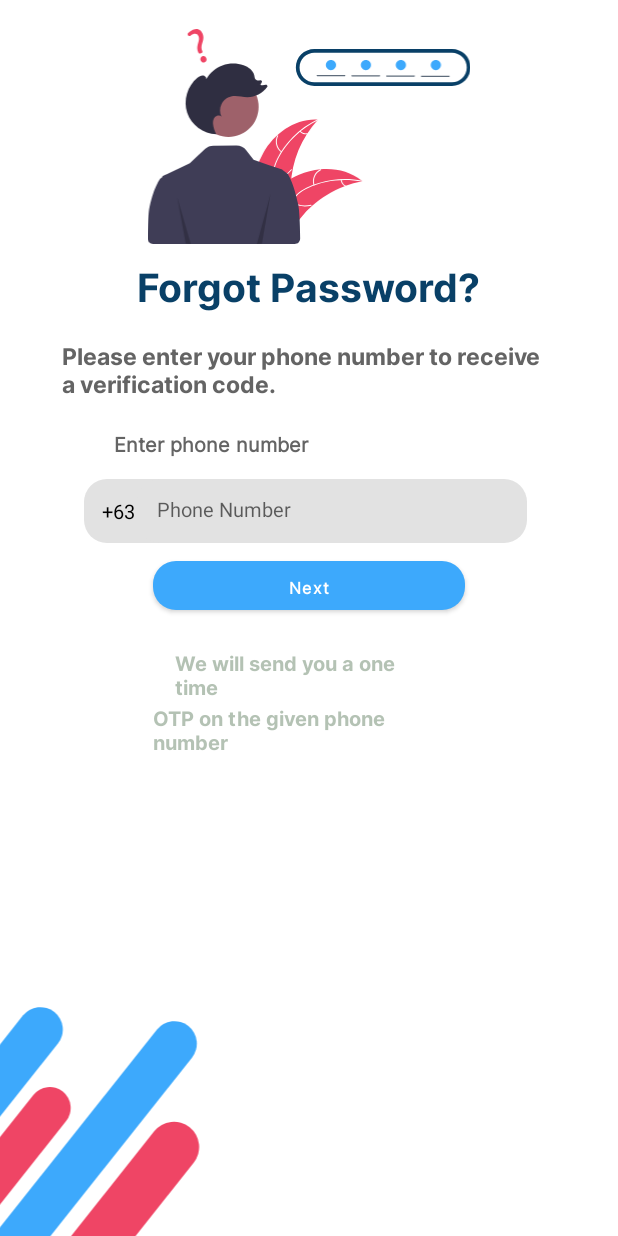
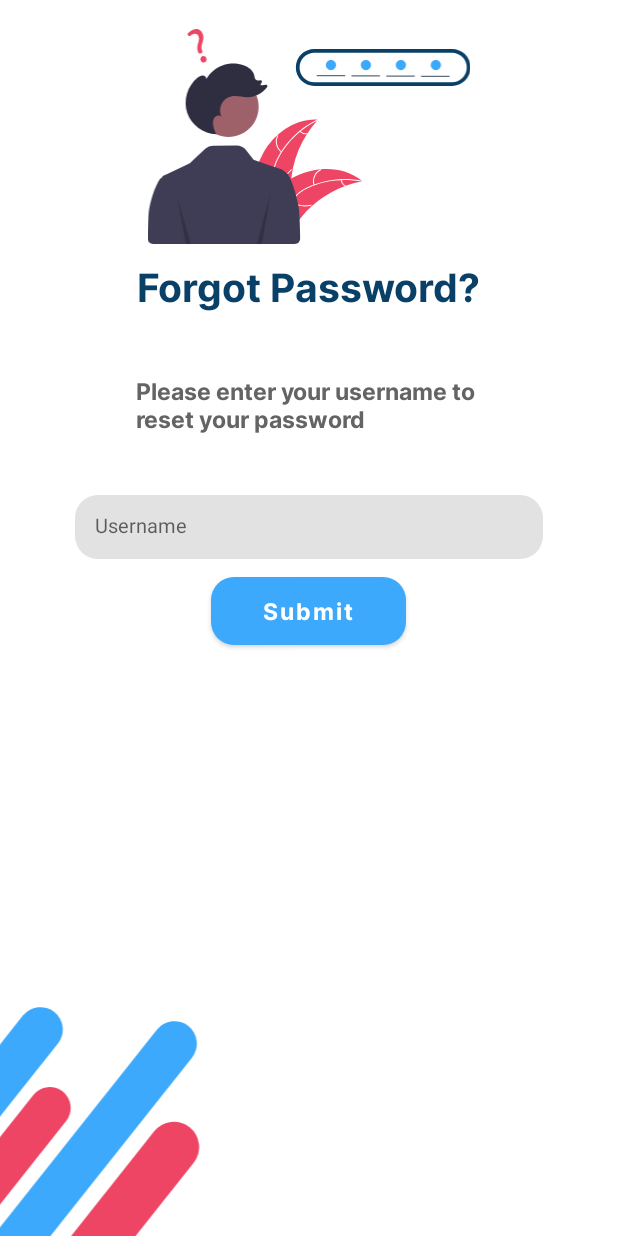
Before and after one commit to Juwlss/E-Palit, an Android app: the forgotPass screen opened directly, with no data from a screen before it, on a phone screen of 412 x 824 dp. Run offline under Robolectric (Android 15) with nearby library versions, the phone set to English and light mode, and no system bars; our stand-ins replace Firebase (no records; nobody signed in at launch, a user with empty details on screens opened directly), sdp/ssp sizes.

Commit message:
forgot password with email

```diff
--- a/app/src/main/java/com/example/barter10/ForgotPassword/forgotPass.java
+++ b/app/src/main/java/com/example/barter10/ForgotPassword/forgotPass.java
@@ -4,6 +4,7 @@ import androidx.appcompat.app.AppCompatActivity;
 
 import android.content.Intent;
 import android.os.Bundle;
+import android.text.TextUtils;
 import android.view.View;
 import android.widget.Button;
 import android.widget.EditText;
@@ -11,11 +12,16 @@ import android.widget.ProgressBar;
 import android.widget.Toast;
 
 import com.example.barter10.R;
+import com.example.barter10.SignInSignUp.MainActivity;
+import com.google.android.gms.tasks.OnFailureListener;
+import com.google.android.gms.tasks.OnSuccessListener;
 import com.google.firebase.FirebaseException;
+import com.google.firebase.auth.FirebaseAuth;
 import com.google.firebase.auth.PhoneAuthCredential;
 import com.google.firebase.auth.PhoneAuthProvider;
 import com.google.firebase.database.DataSnapshot;
 import com.google.firebase.database.DatabaseError;
+import com.google.firebase.database.DatabaseReference;
 import com.google.firebase.database.FirebaseDatabase;
 import com.google.firebase.database.Query;
 import com.google.firebase.database.ValueEventListener;
@@ -23,75 +29,63 @@ import com.google.firebase.database.ValueEventListener;
 import java.util.concurrent.TimeUnit;
 
 public class forgotPass extends AppCompatActivity {
-    private EditText inputmobile;
-    private Button buttonotp;
-    private ProgressBar progressBar;
+    private EditText et_email,et_username;
+    private Button submit;
+    private FirebaseAuth firebaseAuth;
+    private FirebaseDatabase firebaseDatabase;
+    private String email;
 
     @Override
     protected void onCreate(Bundle savedInstanceState) {
         super.onCreate(savedInstanceState);
         setContentView(R.layout.activity_forgotpassword);
 
-        inputmobile = (EditText) findViewById(R.id.edit_phone);
-        buttonotp = (Button) findViewById(R.id.btn_forgotpassword);
-        progressBar = (ProgressBar) findViewById(R.id.prgbar);
+//        et_email = (EditText) findViewById(R.id.email_reset);
+        et_username= findViewById(R.id.username_reset);
+        submit = (Button) findViewById(R.id.btn_forgotpassword);
+        firebaseDatabase = FirebaseDatabase.getInstance();
+        firebaseAuth = FirebaseAuth.getInstance();
 
-        buttonotp.setOnClickListener(new View.OnClickListener() {
+        submit.setOnClickListener(new View.OnClickListener() {
             @Override
             public void onClick(View view) {
-                String number = inputmobile.getText().toString().trim();
-                final String comnumber = "" + number;
 
-                Query checkuser = FirebaseDatabase.getInstance().getReference("users").orderByChild("userPhone").equalTo(comnumber);
-                checkuser.addListenerForSingleValueEvent(new ValueEventListener() {
+
+                DatabaseReference databaseReference = firebaseDatabase.getReference("users");
+                databaseReference.addValueEventListener(new ValueEventListener() {
                     @Override
-                    public void onDataChange(@NonNull DataSnapshot datasnapshot) {
-                        if(datasnapshot.exists()){
-                            inputmobile.setError(null);
-                            progressBar.setVisibility(View.GONE);
-                            progressBar.setVisibility(View.VISIBLE);
-                            buttonotp.setVisibility(View.INVISIBLE);
+                    public void onDataChange(@NonNull DataSnapshot snapshot) {
 
-                            PhoneAuthProvider.getInstance().verifyPhoneNumber(
-                                    "+63" + inputmobile.getText().toString(),
-                                    60,
-                                    TimeUnit.SECONDS,
-                                    forgotPass.this,
-                                    new PhoneAuthProvider.OnVerificationStateChangedCallbacks(){
+                        for (DataSnapshot dataSnapshot : snapshot.getChildren()){
 
-                                        @Override
-                                        public void onVerificationCompleted(@NonNull PhoneAuthCredential phoneAuthCredential){
-                                            progressBar.setVisibility(View.GONE);
-                                            buttonotp.setVisibility(View.VISIBLE);
-                                        }
-                                        @Override
-                                        public void onVerificationFailed(@NonNull FirebaseException e){
-                                            progressBar.setVisibility(View.GONE);
-                                            buttonotp.setVisibility(View.VISIBLE);
-                                            Toast.makeText(forgotPass.this,e.getMessage(),Toast.LENGTH_SHORT).show();
+                            if (dataSnapshot.child("username").getValue().toString().equals(et_username.getText().toString().trim())){
 
-                                        }
+                                email = dataSnapshot.child("email").getValue().toString().trim();
 
-                                        @Override
-                                        public void onCodeSent(@NonNull String verification, @NonNull PhoneAuthProvider.ForceResendingToken forceResendingToken){
-                                            super.onCodeSent(verification, forceResendingToken);
-                                            progressBar.setVisibility(View.GONE);
-                                            buttonotp.setVisibility(View.VISIBLE);
-                                            Intent intent = new Intent(getApplicationContext(), otp.class);
-                                            intent.putExtra("mobile", inputmobile.getText().toString());
-                                            intent.putExtra("verificationid", verification);
-                                            startActivity(intent);
 
-                                        }
+                                Toast.makeText(forgotPass.this, email, Toast.LENGTH_SHORT).show();
 
+                                firebaseAuth.sendPasswordResetEmail(email).addOnSuccessListener(new OnSuccessListener<Void>() {
+                                    @Override
+                                    public void onSuccess(Void unused) {
+                                        startActivity(new Intent(forgotPass.this, MainActivity.class));
+                                        Toast.makeText(forgotPass.this, "Email sent", Toast.LENGTH_SHORT).show();
                                     }
-                            );
-                        }else{
-                            progressBar.setVisibility(View.GONE);
-                            inputmobile.setError("No user exist");
-                            inputmobile.requestFocus();
+                                }).addOnFailureListener(new OnFailureListener() {
+                                    @Override
+                                    public void onFailure(@NonNull Exception e) {
+                                        Toast.makeText(forgotPass.this, "Email not sent " +e.getMessage(), Toast.LENGTH_SHORT).show();
+                                    }
+                                });
+
+
+
+
+
+
+                            }
+
                         }
-
                     }
 
                     @Override
@@ -99,10 +93,6 @@ public class forgotPass extends AppCompatActivity {
 
                     }
                 });
-                if(inputmobile.getText().toString().trim().isEmpty()){
-                    Toast.makeText(forgotPass.this,"Enter Phone Number",Toast.LENGTH_SHORT).show();
-                    return;
-                }
 
 
 
@@ -111,4 +101,5 @@ public class forgotPass extends AppCompatActivity {
 
 
     }
+
 }
--- a/app/src/main/res/layout/activity_forgotpassword.xml
+++ b/app/src/main/res/layout/activity_forgotpassword.xml
@@ -31,78 +31,49 @@
 
     <TextView
         android:id="@+id/lbl_description"
-        android:layout_width="@dimen/_253sdp"
+        android:layout_width="wrap_content"
         android:layout_height="wrap_content"
         android:layout_below="@+id/lbl_forgotpassword"
-        android:layout_centerHorizontal="true"
-        android:layout_marginTop="16dp"
-        android:layout_marginEnd="60dp"
+        android:layout_centerInParent="true"
+        android:layout_marginTop="@dimen/_30sdp"
         android:fontFamily="@font/interbold"
-        android:text="Please enter your phone number to receive a verification code."
+        android:text="Please enter your username to \nreset your password"
         android:textColor="#646464"
         android:textSize="@dimen/_12sdp"
         android:textStyle="bold" />
 
-    <TextView
-        android:id="@+id/lbl_email"
-        android:layout_width="@dimen/_200sdp"
-        android:layout_height="wrap_content"
-        android:layout_below="@id/lbl_description"
-        android:layout_centerHorizontal="true"
-        android:layout_marginStart="@dimen/_50sdp"
-        android:layout_marginTop="19dp"
-        android:fontFamily="@font/inter"
-        android:text="Enter phone number"
-        android:textColor="#646464"
-        android:textSize="@dimen/_10sdp"
-        android:textStyle="bold" />
-
-    <TextView
-        android:id="@+id/edit_ctr"
-        android:layout_width="@dimen/_50sdp"
+    <EditText
+        android:id="@+id/username_reset"
+        android:layout_width="@dimen/_240sdp"
         android:layout_height="@dimen/_33sdp"
-        android:layout_below="@+id/lbl_email"
-        android:layout_marginLeft="@dimen/_43sdp"
-        android:layout_marginTop="@dimen/_10sdp"
-        android:layout_marginRight="@dimen/_15sdp"
+        android:layout_below="@+id/lbl_description"
+        android:layout_centerInParent="true"
+        android:layout_marginTop="@dimen/_30sdp"
         android:background="@drawable/edit_text_border"
-        android:padding="@dimen/_9sdp"
-        android:text="+63"
-        android:textColor="#000000"
-        android:textSize="@dimen/_10ssp" />
-
-    <EditText
-        android:id="@+id/edit_phone"
-        android:layout_width="@dimen/_200sdp"
-        android:layout_height="@dimen/_33sdp"
-        android:layout_below="@+id/lbl_email"
-        android:layout_marginLeft="@dimen/_70sdp"
-        android:layout_marginTop="@dimen/_10sdp"
-        android:layout_marginRight="@dimen/_15sdp"
-        android:background="@drawable/edit_text_border"
-        android:hint="Phone Number"
-        android:inputType="number"
+        android:hint="Username"
+        android:inputType="text"
         android:padding="@dimen/_10sdp"
         android:textSize="@dimen/_10ssp" />
 
 
 
+
+
     <Button
         android:id="@+id/btn_forgotpassword"
-        android:layout_width="@dimen/_160sdp"
-        android:layout_height="@dimen/_25sdp"
-        android:layout_below="@id/edit_phone"
+        android:layout_width="@dimen/_100sdp"
+        android:layout_height="@dimen/_35sdp"
+        android:layout_below="@id/username_reset"
         android:layout_centerInParent="true"
         android:layout_marginLeft="@dimen/_50sdp"
         android:layout_marginTop="12dp"
-        android:layout_marginRight="@dimen/_50sdp"
         android:background="@drawable/btn_border"
-        android:fontFamily="@font/inter"
-        android:text="Next"
+        android:fontFamily="@font/interbold"
+        android:text="Submit"
         android:textAllCaps="false"
         android:textColor="@color/white"
         android:textFontWeight="700"
-        android:textSize="@dimen/_8ssp"
+        android:textSize="@dimen/_12ssp"
         android:textStyle="bold"
         app:backgroundTint="@null" />
 
@@ -115,45 +86,20 @@
         android:layout_marginBottom="-10dp"
         app:srcCompat="@drawable/ic_group_26" />
 
-    <TextView
-        android:id="@+id/des"
-        android:layout_width="@dimen/_137sdp"
-        android:layout_height="wrap_content"
-        android:layout_below="@id/btn_forgotpassword"
-        android:layout_centerHorizontal="true"
-        android:layout_marginTop="@dimen/_20sdp"
-        android:layout_marginEnd="@dimen/_40sdp"
-        android:fontFamily="@font/interbold"
-        android:text="We will send you a one time"
-        android:textColor="#6464"
-        android:textSize="@dimen/_10sdp" />
-
-    <TextView
-        android:id="@+id/dest"
-        android:layout_width="@dimen/_160sdp"
-        android:layout_height="wrap_content"
-        android:layout_below="@id/des"
-        android:layout_centerHorizontal="true"
-        android:layout_marginTop="@dimen/_1sdp"
-        android:layout_marginEnd="@dimen/_40sdp"
-        android:fontFamily="@font/interbold"
-        android:text="OTP on the given phone number"
-        android:textColor="#6464"
-        android:textSize="@dimen/_10sdp" />
 
     <TextView
         android:id="@+id/txtviw"
         android:layout_width="wrap_content"
         android:layout_height="wrap_content"
         android:layout_centerHorizontal="true"
-        android:layout_below="@id/dest"
+        android:layout_below="@id/btn_forgotpassword"
         android:layout_marginTop="@dimen/_30sdp"/>
 
     <ProgressBar
         android:id="@+id/prgbar"
         android:layout_width="wrap_content"
         android:layout_height="wrap_content"
-        android:layout_below="@id/dest"
+        android:layout_below="@id/btn_forgotpassword"
         android:layout_centerHorizontal="true"
         android:layout_marginTop="@dimen/_40sdp"
         android:visibility="invisible"
--- a/app/src/main/res/layout/activity_signup_new.xml
+++ b/app/src/main/res/layout/activity_signup_new.xml
@@ -36,7 +36,7 @@
             android:textStyle="bold" />
 
         <EditText
-            android:id="@+id/txtFullName"
+            android:id="@+id/txtEmail"
             android:layout_width="@dimen/_200sdp"
             android:layout_height="@dimen/_25sdp"
             android:layout_below="@id/signup_textView"
@@ -48,7 +48,7 @@
             android:background="@drawable/edittext_ui"
             android:ems="10"
             android:fontFamily="@font/inter"
-            android:hint="Fullname"
+            android:hint="Email"
             android:inputType="textPersonName"
             android:paddingLeft="@dimen/_15sdp"
             android:textSize="@dimen/_10ssp" />
@@ -58,7 +58,7 @@
             android:id="@+id/txtName"
             android:layout_width="@dimen/_200sdp"
             android:layout_height="@dimen/_25sdp"
-            android:layout_below="@id/txtFullName"
+            android:layout_below="@id/txtEmail"
             android:layout_centerInParent="true"
             android:layout_marginTop="@dimen/_5sdp"
             android:background="@drawable/edittext_ui"
```
Also changed, not shown: app/src/main/java/com/example/barter10/FinishPostFragment.java (+3 -7 lines), app/src/main/java/com/example/barter10/Model/User.java (+8 -16 lines), app/src/main/java/com/example/barter10/SignInSignUp/MainActivity.java (+21 -1 lines), app/src/main/java/com/example/barter10/SignInSignUp/signUp.java (+6 -6 lines), app/src/main/java/com/example/barter10/signupotp.java (+3 -4 lines), 441 other files.
